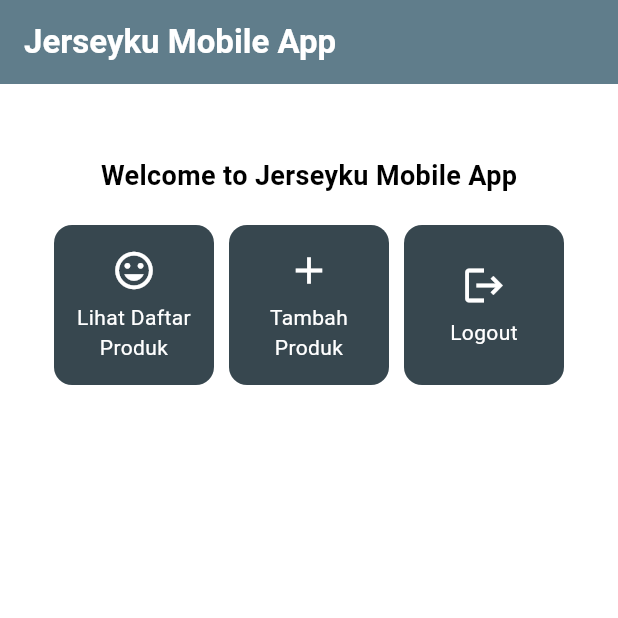
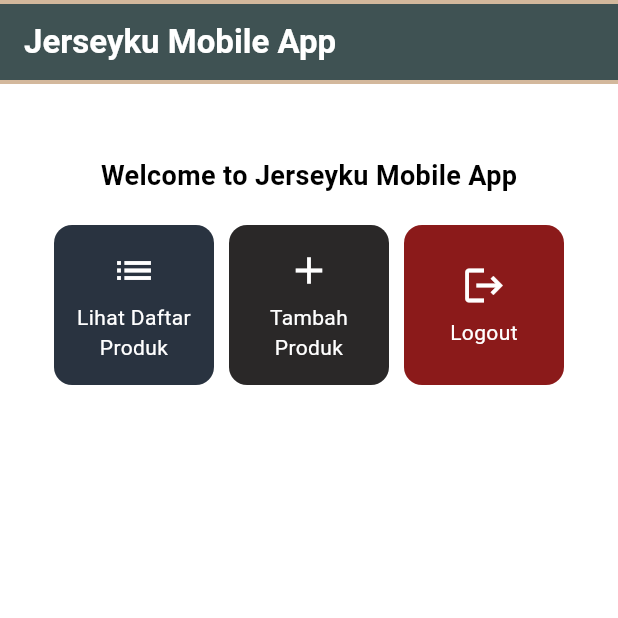
Before and after one commit to ramaditya31/jersey-mobile, a Flutter app: the screen it shows after launch, on a phone screen of 412 x 824 dp, the top half of it. Run offline on Flutter 3.47's test engine with Material 3 defaults, Android fonts, the phone set to English and light mode, and no system bars.

Commit message:
Menyelesaikan Tugas 7

```diff
--- a/lib/menu.dart
+++ b/lib/menu.dart
@@ -4,18 +4,15 @@ class MyHomePage extends StatelessWidget  {
   MyHomePage({super.key});
 
   final List<ItemHomepage> items = [
-    ItemHomepage("Lihat Daftar Produk", Icons.mood),
-    ItemHomepage("Tambah Produk", Icons.add),
-    ItemHomepage("Logout", Icons.logout),
+    ItemHomepage("Lihat Daftar Produk", Icons.list, Color.fromRGBO(41, 51, 64, 1)),
+    ItemHomepage("Tambah Produk", Icons.add, Color(0xff2a2828)),
+    ItemHomepage("Logout", Icons.logout, Color(0xff8b1a1a)),
   ];
 
   @override
   Widget build(BuildContext context) {
-    // Scaffold menyediakan struktur dasar halaman dengan AppBar dan body.
     return Scaffold(
-      // AppBar adalah bagian atas halaman yang menampilkan judul.
       appBar: AppBar(
-        // Judul AppBar.
         title: const Text(
           'Jerseyku Mobile App',
           style: TextStyle(
@@ -23,26 +20,37 @@ class MyHomePage extends StatelessWidget  {
             fontWeight: FontWeight.bold,
           ),
         ),
-        // Warna latar belakang AppBar diambil dari skema warna tema aplikasi.
-        backgroundColor: Theme.of(context).colorScheme.primary,
+        // Menghapus backgroundColor untuk menggunakan warna transparan
+        backgroundColor: Colors.transparent,
+        elevation: 0, // Menghilangkan bayangan pada AppBar
+        flexibleSpace: Container(
+          decoration: const BoxDecoration(
+            gradient: LinearGradient(
+              begin: Alignment.topCenter,
+              end: Alignment.bottomCenter,
+              colors: [
+                Color(0xffd3b89c),
+                Color(0xffd3b89c),
+                Color.fromRGBO(63, 82, 83, 1.0),
+                Color.fromRGBO(63, 82, 83, 1.0),
+                Color(0xffd3b89c),
+                Color(0xffd3b89c),
+              ],
+              stops: [0.0, 0.05, 0.05, 0.95, 0.95, 1.0],
+            ),
+          ),
+        ),
       ),
-      // Body halaman dengan padding di sekelilingnya.
       body: Padding(
         padding: const EdgeInsets.all(16.0),
         // Menyusun widget secara vertikal dalam sebuah kolom.
         child: Column(
           crossAxisAlignment: CrossAxisAlignment.center,
           children: [
-            // Memberikan jarak vertikal 16 unit.
             const SizedBox(height: 16.0),
-
-            // Menempatkan widget berikutnya di tengah halaman.
             Center(
               child: Column(
-                // Menyusun teks dan grid item secara vertikal.
-
                 children: [
-                  // Menampilkan teks sambutan dengan gaya tebal dan ukuran 18.
                   const Padding(
                     padding: EdgeInsets.only(top: 16.0),
                     child: Text(
@@ -53,18 +61,13 @@ class MyHomePage extends StatelessWidget  {
                       ),
                     ),
                   ),
-
-                  // Grid untuk menampilkan ItemCard dalam bentuk grid 3 kolom.
                   GridView.count(
                     primary: true,
                     padding: const EdgeInsets.all(20),
                     crossAxisSpacing: 10,
                     mainAxisSpacing: 10,
                     crossAxisCount: 3,
-                    // Agar grid menyesuaikan tinggi kontennya.
                     shrinkWrap: true,
-
-                    // Menampilkan ItemCard untuk setiap item dalam list items.
                     children: items.map((ItemHomepage item) {
                       return ItemCard(item);
                     }).toList(),
@@ -78,48 +81,16 @@ class MyHomePage extends StatelessWidget  {
     );
   }
 }
-class InfoCard extends StatelessWidget {
-  // Kartu informasi yang menampilkan title dan content.
 
-  final String title;  // Judul kartu.
-  final String content;  // Isi kartu.
-
-  const InfoCard({super.key, required this.title, required this.content});
-
-  @override
-  Widget build(BuildContext context) {
-    return Card(
-      // Membuat kotak kartu dengan bayangan dibawahnya.
-      elevation: 2.0,
-      child: Container(
-        // Mengatur ukuran dan jarak di dalam kartu.
-        width: MediaQuery.of(context).size.width / 3.5, // menyesuaikan dengan lebar device yang digunakan.
-        padding: const EdgeInsets.all(16.0),
-        // Menyusun title dan content secara vertikal.
-        child: Column(
-          children: [
-            Text(
-              title,
-              style: const TextStyle(fontWeight: FontWeight.bold),
-            ),
-            const SizedBox(height: 8.0),
-            Text(content),
-          ],
-        ),
-      ),
-    );
-  }
-}
 class ItemHomepage {
   final String name;
   final IconData icon;
+  final Color color;
 
-  ItemHomepage(this.name, this.icon);
+  ItemHomepage(this.name, this.icon, this.color);
 }
 
 class ItemCard extends StatelessWidget {
-  // Menampilkan kartu dengan ikon dan nama.
-
   final ItemHomepage item;
 
   const ItemCard(this.item, {super.key});
@@ -127,27 +98,20 @@ class ItemCard extends StatelessWidget {
   @override
   Widget build(BuildContext context) {
     return Material(
-      // Menentukan warna latar belakang dari tema aplikasi.
-      color: Theme.of(context).colorScheme.secondary,
-      // Membuat sudut kartu melengkung.
+      color: item.color,
       borderRadius: BorderRadius.circular(12),
-
       child: InkWell(
-        // Aksi ketika kartu ditekan.
         onTap: () {
-          // Menampilkan pesan SnackBar saat kartu ditekan.
           ScaffoldMessenger.of(context)
             ..hideCurrentSnackBar()
             ..showSnackBar(
                 SnackBar(content: Text("Kamu telah menekan tombol ${item.name}!"))
             );
         },
-        // Container untuk menyimpan Icon dan Text
         child: Container(
           padding: const EdgeInsets.all(8),
           child: Center(
             child: Column(
-              // Menyusun ikon dan teks di tengah kartu.
               mainAxisAlignment: MainAxisAlignment.center,
               children: [
                 Icon(
@@ -168,5 +132,4 @@ class ItemCard extends StatelessWidget {
       ),
     );
   }
-
 }
```
